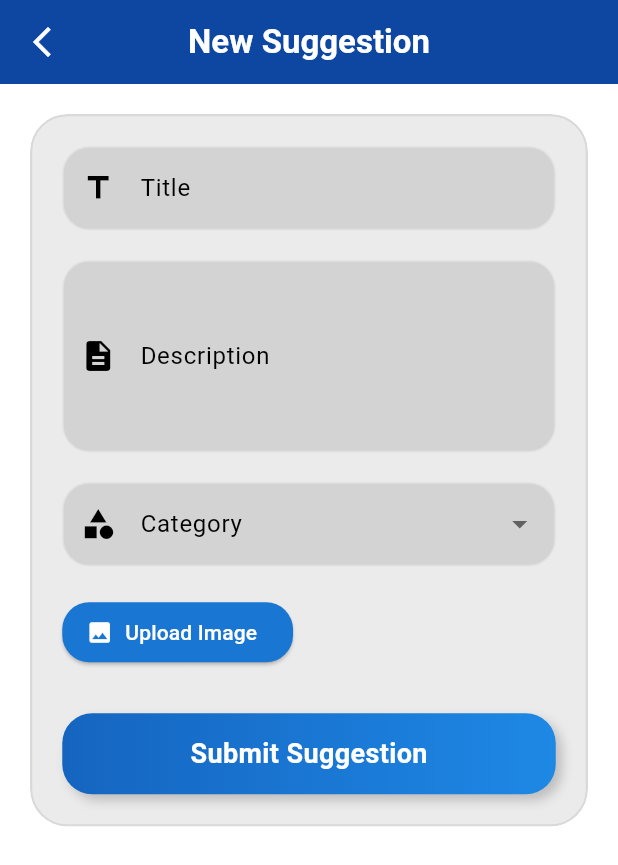
After one commit to osama-dev-nabiqasim/NQConnect, a Flutter app: the EmployeeSuggestionFormScreen screen opened by its route, on a phone screen of 412 x 824 dp. The commit adds this screen. Shown: the top 865 px of the screen. Run offline on Flutter 3.47's test engine with Material 3 defaults, Android fonts, the light colour scheme and no system bars; our stand-ins replace get.

Commit message:
Updated on 04-09-2025

```diff
--- a/lib/controllers/dashboard_controller.dart
+++ b/lib/controllers/dashboard_controller.dart
@@ -4,6 +4,9 @@ import 'package:nqconnect/models/section_model.dart';
 
 class DashboardController extends GetxController {
   // Role-based sections
+
+  // ------------------------Employee Section-----------------------------
+
   List<Section> employeeSections = [
     Section(
       name: "Quick Stats / Overview",
@@ -24,6 +27,8 @@ class DashboardController extends GetxController {
     ),
     Section(name: "Logout", icon: Icons.logout_outlined, route: ""),
   ];
+
+  // ------------------------Manager Section-----------------------------
 
   List<Section> managerSections = [
     Section(
--- a/lib/main.dart
+++ b/lib/main.dart
@@ -9,6 +9,7 @@ import 'package:nqconnect/screens/auth_screens/reset_password_screens/forgot_pas
 import 'package:nqconnect/screens/dashboard/dashboard_screen.dart';
 import 'package:nqconnect/screens/auth_screens/login_screen.dart';
 import 'package:nqconnect/screens/placeholder_screen.dart';
+import 'package:nqconnect/screens/suggestion_screens/EmployeeSuggestionFormScreen.dart';
 
 void main() {
   Get.put(UserController(), permanent: true);
@@ -52,6 +53,11 @@ class MyApp extends StatelessWidget {
         GetPage(name: '/dashboard', page: () => DashboardScreen()),
         GetPage(name: '/forgotpassword', page: () => ForgotPasswordScreen()),
         GetPage(name: '/enterotpscreen', page: () => EnterOtpScreen()),
+        GetPage(
+          name: '/suggestions',
+          page: () => EmployeeSuggestionFormScreen(),
+        ),
+
         GetPage(
           name: '/resetpasswordscreen',
           page: () => ResetPasswordScreen(),
--- /dev/null
+++ b/lib/screens/suggestion_screens/EmployeeSuggestionFormScreen.dart
@@ -0,0 +1,249 @@
+// ignore_for_file: file_names, prefer_const_constructors, deprecated_member_use
+
+import 'dart:ui';
+import 'package:flutter/material.dart';
+import 'package:get/get.dart';
+
+class EmployeeSuggestionFormScreen extends StatefulWidget {
+  const EmployeeSuggestionFormScreen({super.key});
+
+  @override
+  State<EmployeeSuggestionFormScreen> createState() =>
+      _EmployeeSuggestionFormScreenState();
+}
+
+class _EmployeeSuggestionFormScreenState
+    extends State<EmployeeSuggestionFormScreen> {
+  final _formKey = GlobalKey<FormState>();
+  final TextEditingController _titleController = TextEditingController();
+  final TextEditingController _descController = TextEditingController();
+  String? _selectedCategory;
+  String? _imagePath; // optional
+
+  final List<String> categories = ["Workplace", "Process", "Team", "Other"];
+
+  void _pickImage() async {
+    // for now dummy, later integrate with image_picker
+    setState(() {
+      _imagePath = "assets/images/sample.png"; // placeholder
+    });
+  }
+
+  void _submitSuggestion() {
+    if (_formKey.currentState!.validate()) {
+      String title = _titleController.text.trim();
+      String description = _descController.text.trim();
+      String category = _selectedCategory ?? "Other";
+
+      Get.snackbar(
+        "Submitted",
+        "Suggestion sent for review",
+        backgroundColor: Colors.green,
+        colorText: Colors.white,
+      );
+
+      // Later: send to backend / Firebase / API
+      print("Title: $title");
+      print("Description: $description");
+      print("Category: $category");
+      print("Image: $_imagePath");
+    }
+  }
+
+  @override
+  Widget build(BuildContext context) {
+    return Scaffold(
+      // extendBodyBehindAppBar: true,
+      appBar: AppBar(
+        backgroundColor: Colors.blue.shade900,
+
+        elevation: 0,
+        leading: IconButton(
+          icon: Icon(Icons.arrow_back_ios_new, color: Colors.white),
+          onPressed: () => Get.back(),
+        ),
+        title: Text(
+          "New Suggestion",
+          style: TextStyle(fontWeight: FontWeight.bold, color: Colors.white),
+        ),
+        centerTitle: true,
+      ),
+      body: Container(
+        width: double.infinity,
+        height: double.infinity,
+        decoration: BoxDecoration(
+          // gradient: RadialGradient(
+          //   center: Alignment.center,
+          //   radius: 1.4,
+          //   colors: [Colors.blue.shade900, Colors.blue.shade400],
+          // ),
+        ),
+        child: SingleChildScrollView(
+          padding: EdgeInsets.all(20),
+          child: ClipRRect(
+            borderRadius: BorderRadius.circular(25),
+            child: BackdropFilter(
+              filter: ImageFilter.blur(sigmaX: 15, sigmaY: 15),
+              child: Container(
+                padding: EdgeInsets.all(20),
+                decoration: BoxDecoration(
+                  color: const Color.fromARGB(255, 61, 61, 61).withOpacity(0.1),
+                  borderRadius: BorderRadius.circular(25),
+                  border: Border.all(
+                    color: const Color.fromARGB(
+                      255,
+                      143,
+                      143,
+                      143,
+                    ).withOpacity(0.2),
+                    width: 1.5,
+                  ),
+                ),
+                child: Form(
+                  key: _formKey,
+                  child: Column(
+                    children: [
+                      // Title
+                      TextFormField(
+                        controller: _titleController,
+                        validator: (value) => value == null || value.isEmpty
+                            ? "Enter title"
+                            : null,
+                        style: TextStyle(color: Colors.black),
+                        decoration: _inputDecoration("Title", Icons.title),
+                      ),
+                      SizedBox(height: 20),
+
+                      // Description
+                      TextFormField(
+                        controller: _descController,
+                        validator: (value) => value == null || value.isEmpty
+                            ? "Enter description"
+                            : null,
+                        style: TextStyle(color: Colors.black),
+                        maxLines: 4,
+                        decoration: _inputDecoration(
+                          "Description",
+                          Icons.description,
+                        ),
+                      ),
+                      SizedBox(height: 20),
+
+                      // Category Dropdown
+                      DropdownButtonFormField<String>(
+                        dropdownColor: Colors.white,
+                        style: TextStyle(color: Colors.black),
+                        decoration: _inputDecoration(
+                          "Category",
+                          Icons.category,
+                        ),
+                        value: _selectedCategory,
+                        items: categories
+                            .map(
+                              (cat) => DropdownMenuItem(
+                                value: cat,
+                                child: Text(
+                                  cat,
+                                  style: TextStyle(color: Colors.black),
+                                ),
+                              ),
+                            )
+                            .toList(),
+                        onChanged: (val) {
+                          setState(() => _selectedCategory = val);
+                        },
+                        validator: (value) =>
+                            value == null ? "Select a category" : null,
+                      ),
+                      SizedBox(height: 20),
+
+                      // Optional Image
+                      Row(
+                        children: [
+                          ElevatedButton.icon(
+                            onPressed: _pickImage,
+                            icon: Icon(Icons.image),
+                            label: Text("Upload Image"),
+                            style: ElevatedButton.styleFrom(
+                              backgroundColor: Colors.blue.shade700,
+                              foregroundColor: Colors.white,
+                              shape: RoundedRectangleBorder(
+                                borderRadius: BorderRadius.circular(18),
+                              ),
+                            ),
+                          ),
+                          SizedBox(width: 10),
+                          if (_imagePath != null)
+                            Icon(Icons.check_circle, color: Colors.green),
+                        ],
+                      ),
+                      SizedBox(height: 30),
+
+                      // Submit Button
+                      GestureDetector(
+                        onTap: _submitSuggestion,
+                        child: Container(
+                          width: double.infinity,
+                          padding: EdgeInsets.symmetric(vertical: 14),
+                          decoration: BoxDecoration(
+                            gradient: LinearGradient(
+                              colors: [
+                                Colors.blue.shade800,
+                                Colors.blue.shade600,
+                              ],
+                            ),
+                            borderRadius: BorderRadius.circular(20),
+                            boxShadow: [
+                              BoxShadow(
+                                color: Colors.black.withOpacity(0.2),
+                                offset: Offset(4, 4),
+                                blurRadius: 6,
+                              ),
+                            ],
+                          ),
+                          child: Center(
+                            child: Text(
+                              "Submit Suggestion",
+                              style: TextStyle(
+                                color: Colors.white,
+                                fontSize: 18,
+                                fontWeight: FontWeight.bold,
+                              ),
+                            ),
+                          ),
+                        ),
+                      ),
+                    ],
+                  ),
+                ),
+              ),
+            ),
+          ),
+        ),
+      ),
+    );
+  }
+
+  InputDecoration _inputDecoration(String label, IconData icon) {
+    return InputDecoration(
+      prefixIcon: Icon(icon, color: Colors.black),
+      labelText: label,
+      labelStyle: TextStyle(color: Colors.black),
+      hintStyle: TextStyle(color: Colors.black.withOpacity(0.7)),
+      filled: true,
+      fillColor: Colors.black54.withOpacity(0.1),
+      border: OutlineInputBorder(
+        borderRadius: BorderRadius.circular(18),
+        borderSide: BorderSide(color: Colors.white.withOpacity(0.3)),
+      ),
+      enabledBorder: OutlineInputBorder(
+        borderRadius: BorderRadius.circular(18),
+        borderSide: BorderSide(color: Colors.white.withOpacity(0.3)),
+      ),
+      focusedBorder: OutlineInputBorder(
+        borderRadius: BorderRadius.circular(18),
+        borderSide: BorderSide(color: Colors.blue),
+      ),
+    );
+  }
+}
```
